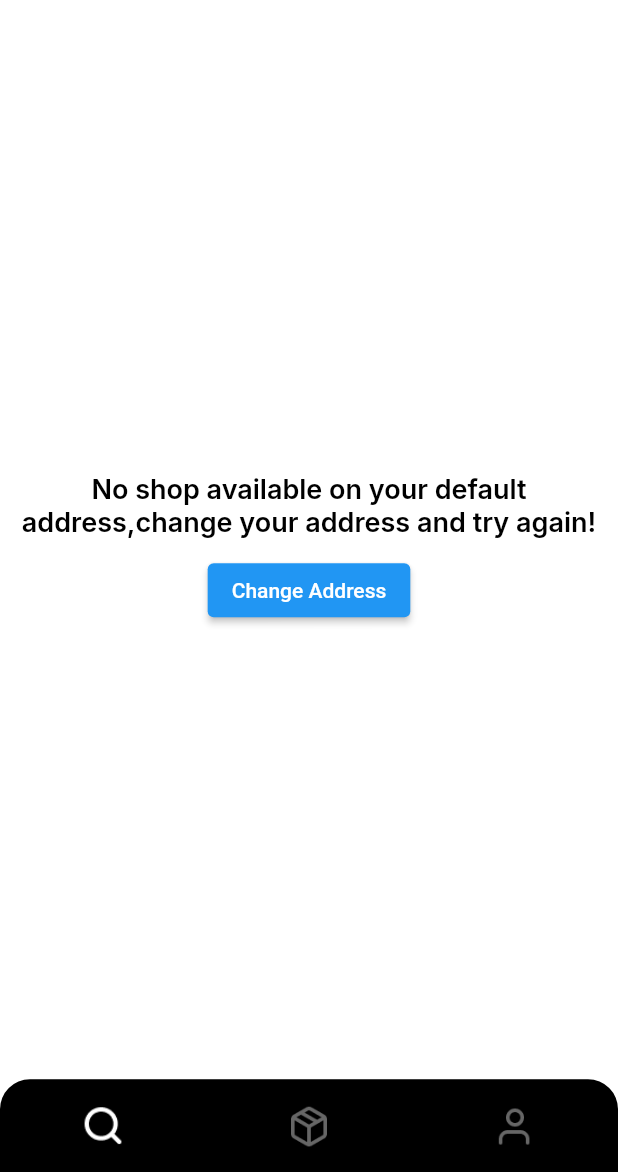
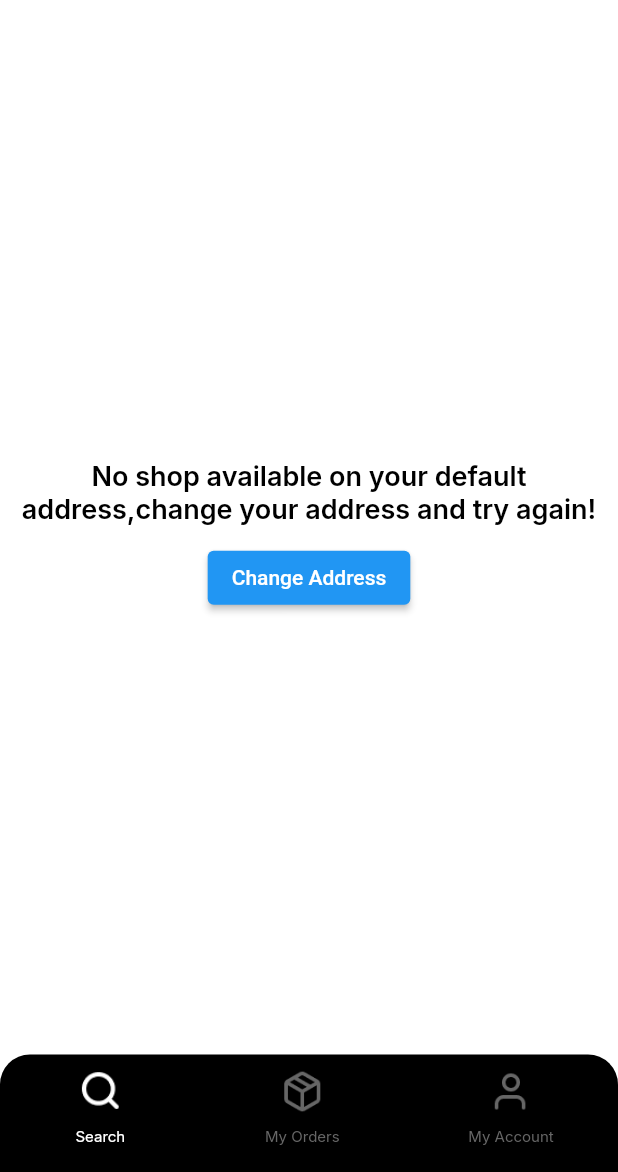
Before and after one commit to sadhik-m/bhaapp, a Flutter app: the ShopSearchScreen screen opened directly, on a phone screen of 412 x 824 dp, the part 64-1236 px from its top. Run offline on Flutter 3.47's test engine with Material 2 defaults, Android fonts, the phone set to English and light mode, and no system bars; our stand-ins replace carousel_slider, cloud_firestore, expandable, firebase_auth, firebase_core, firebase_messaging and 13 more; missing offline and left inert: country_pickers, easy_mask, razorpay_flutter; accounts and stored records are empty.

Commit message:
Finished updates on 20 FEB

```diff
--- a/lib/address/change_address_screen.dart
+++ b/lib/address/change_address_screen.dart
@@ -74,7 +74,7 @@ class _ChangeAddressState extends State<ChangeAddress> {
 
                           }else{
                             ScaffoldMessenger.of(context).showSnackBar(
-                              SnackBar(content: Text('Changing the address redirects to Find Shop screen for a shop selection.'),
+                              SnackBar(content: Text('Changing the address will redirect you to "Find Shop" screen to show you new shops'),
                               action: SnackBarAction(
                                 label: 'Yes',
                                 onPressed: (){
--- a/lib/address/widget/address_tile.dart
+++ b/lib/address/widget/address_tile.dart
@@ -43,7 +43,7 @@ Column addressTile(double width,double height,VoidCallback ontap,int index,
               SizedBox(height: height*0.005,),
               Container(
                 width: width*0.45,
-                child: Text('$address,$country\nph : $phone\npin : $pincode',style: GoogleFonts.inter(
+                child: Text('$address,${country.toString().toUpperCase()}\nPh : $phone\nPincode : $pincode',style: GoogleFonts.inter(
                     fontWeight: FontWeight.w400,
                     fontSize: 12,
                     color: Colors.black.withOpacity(0.6)
--- a/lib/cart/widget/cart_list_tile.dart
+++ b/lib/cart/widget/cart_list_tile.dart
@@ -202,7 +202,7 @@ class _CartListTileState extends State<CartListTile> {
           return Column(
             children: [
               Row(
-                crossAxisAlignment: CrossAxisAlignment.start,
+                crossAxisAlignment: CrossAxisAlignment.center,
                 children: [
                   RotatedBox(
                     quarterTurns: 5,
--- a/lib/order/widget/order_detail_product_tile.dart
+++ b/lib/order/widget/order_detail_product_tile.dart
@@ -36,7 +36,7 @@ StreamBuilder orderDetailProductListTile(double width,double height,String sku,S
                   crossAxisAlignment: CrossAxisAlignment.start,
                   mainAxisAlignment: MainAxisAlignment.end,
                   children: [
-                    SizedBox(height: height*0.015,),
+                    /*SizedBox(height: height*0.015,),
                     Text(snapshot.data!.docs[0]['seller.${'name'}'],style: GoogleFonts.inter(
                         fontSize: 14,
                         fontWeight: FontWeight.w600,
@@ -56,7 +56,7 @@ StreamBuilder orderDetailProductListTile(double width,double height,String sku,S
                             color: Colors.black.withOpacity(0.8)
                         ),),
                       ],
-                    ),
+                    ),*/
                     SizedBox(height: height*0.015,),
                     Row(
                       children: [
@@ -98,7 +98,7 @@ StreamBuilder orderDetailProductListTile(double width,double height,String sku,S
                             fontWeight: FontWeight.w500,
                             color: splashBlue
                         ),),
-                        Text(' - ₹${double.parse(snapshot.data!.docs[0]['salesPrice'].toString())*int.parse(quantity.toString())}',style: GoogleFonts.inter(
+                        Text(' - ₹${(double.parse(snapshot.data!.docs[0]['salesPrice'].toString())*int.parse(quantity.toString())).toStringAsFixed(2)}',style: GoogleFonts.inter(
                             fontSize: 16,
                             fontWeight: FontWeight.w700,
                             color: Colors.black.withOpacity(0.8)
--- a/lib/shop_search/view/shop_search_screen.dart
+++ b/lib/shop_search/view/shop_search_screen.dart
@@ -62,7 +62,7 @@ class _ShopSearchScreenState extends State<ShopSearchScreen> {
 
   Container buildMyNavBar(BuildContext context,double height,double width) {
     return Container(
-      height: height*0.075,
+      height: height*0.095,
       decoration: BoxDecoration(
         color: Colors.black,
         borderRadius: const BorderRadius.only(
@@ -76,7 +76,10 @@ class _ShopSearchScreenState extends State<ShopSearchScreen> {
         child: Row(
           mainAxisAlignment: MainAxisAlignment.spaceAround,
           children: [
+            Column(
+              children: [
                 IconButton(
+                  padding: EdgeInsets.zero,
                     enableFeedback: false,
                     onPressed:(){
                       setState(() {
@@ -90,7 +93,17 @@ class _ShopSearchScreenState extends State<ShopSearchScreen> {
                       width: height*0.035,
                     )
                 ),
+                Text('Search',
+                  style: GoogleFonts.inter(
+                      color:pageNumber == 0 ?  Colors.white:bottom_grey,
+                      fontSize: 10
+                  ),)
+              ],
+            ),
+            Column(
+              children: [
                 IconButton(
+                  padding: EdgeInsets.zero,
                     enableFeedback: false,
                     onPressed:(){
                       setState(() {
@@ -104,7 +117,17 @@ class _ShopSearchScreenState extends State<ShopSearchScreen> {
                       width: height*0.035,
                     )
                 ),
+                Text('My Orders',
+                  style: GoogleFonts.inter(
+                      color:pageNumber == 1 ?  Colors.white:bottom_grey,
+                      fontSize: 10
+                  ),)
+              ],
+            ),
+            Column(
+              children: [
                 IconButton(
+                  padding: EdgeInsets.zero,
                     enableFeedback: false,
                     onPressed:(){
                       setState(() {
@@ -118,6 +141,13 @@ class _ShopSearchScreenState extends State<ShopSearchScreen> {
                       width: height*0.035,
                     )
                 ),
+                Text('My Account',
+                  style: GoogleFonts.inter(
+                      color:pageNumber == 2 ?  Colors.white:bottom_grey,
+                      fontSize: 10
+                  ),)
+              ],
+            ),
 
 
 
```
Also changed, not shown: lib/cart/my_cart_screen.dart (+5 -3 lines), lib/dashboard/dash_board_screen.dart (+5 -5 lines), lib/dashboard/widget/bottombar_icon.dart (+9 -2 lines), lib/home/widget/main_banner.dart (+11 -1 lines), lib/order/my_orders_screen.dart (+5 -7 lines), lib/order/order_detail_screen.dart (+34 -8 lines), lib/order/widget/order_tile.dart (+44 -9 lines), pubspec.lock. Lines whose indentation alone changed are shown as unchanged.
